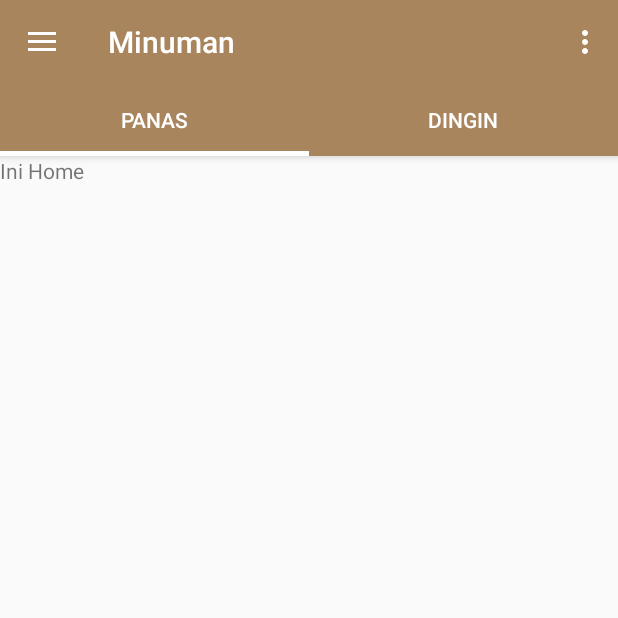
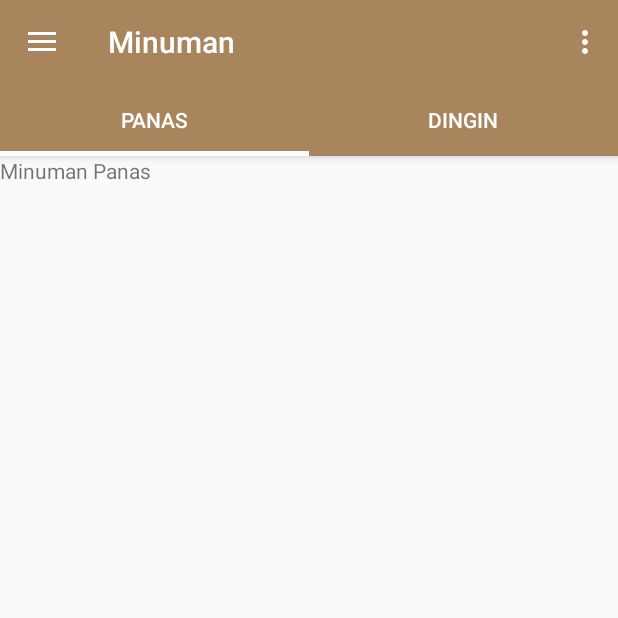
Before and after one commit to salsasavira/Javoods, an Android app: the screen it shows after launch (MainActivity), in the side drawer, after a tap on "Minuman", on a phone screen of 412 x 824 dp, the top half of it. Run offline under Robolectric (Android 15) with nearby library versions, the phone set to English and light mode, and no system bars.

Commit message:
+Fragment for Minuman panas and dingin

```diff
--- /dev/null
+++ b/app/src/main/java/javoods/xirpl32425263034/project2/smktelkom_mlg/sch/id/javoods/Fragment/mDinginFragment.java
@@ -0,0 +1,30 @@
+package javoods.xirpl32425263034.project2.smktelkom_mlg.sch.id.javoods.Fragment;
+
+
+import android.os.Bundle;
+import android.support.v4.app.Fragment;
+import android.view.LayoutInflater;
+import android.view.View;
+import android.view.ViewGroup;
+
+import javoods.xirpl32425263034.project2.smktelkom_mlg.sch.id.javoods.R;
+
+/**
+ * A simple {@link Fragment} subclass.
+ */
+public class mDinginFragment extends Fragment {
+
+
+    public mDinginFragment() {
+        // Required empty public constructor
+    }
+
+
+    @Override
+    public View onCreateView(LayoutInflater inflater, ViewGroup container,
+                             Bundle savedInstanceState) {
+        // Inflate the layout for this fragment
+        return inflater.inflate(R.layout.fragment_m_dingin, container, false);
+    }
+
+}
--- /dev/null
+++ b/app/src/main/java/javoods/xirpl32425263034/project2/smktelkom_mlg/sch/id/javoods/Fragment/mPanasFragment.java
@@ -0,0 +1,30 @@
+package javoods.xirpl32425263034.project2.smktelkom_mlg.sch.id.javoods.Fragment;
+
+
+import android.os.Bundle;
+import android.support.v4.app.Fragment;
+import android.view.LayoutInflater;
+import android.view.View;
+import android.view.ViewGroup;
+
+import javoods.xirpl32425263034.project2.smktelkom_mlg.sch.id.javoods.R;
+
+/**
+ * A simple {@link Fragment} subclass.
+ */
+public class mPanasFragment extends Fragment {
+
+
+    public mPanasFragment() {
+        // Required empty public constructor
+    }
+
+
+    @Override
+    public View onCreateView(LayoutInflater inflater, ViewGroup container,
+                             Bundle savedInstanceState) {
+        // Inflate the layout for this fragment
+        return inflater.inflate(R.layout.fragment_m_panas, container, false);
+    }
+
+}
--- a/app/src/main/java/javoods/xirpl32425263034/project2/smktelkom_mlg/sch/id/javoods/FragmentAdapter.java
+++ b/app/src/main/java/javoods/xirpl32425263034/project2/smktelkom_mlg/sch/id/javoods/FragmentAdapter.java
@@ -4,14 +4,16 @@ import android.support.v4.app.Fragment;
 import android.support.v4.app.FragmentManager;
 import android.support.v4.app.FragmentPagerAdapter;
 
-import javoods.xirpl32425263034.project2.smktelkom_mlg.sch.id.javoods.Fragment.CemilanFragment;
-import javoods.xirpl32425263034.project2.smktelkom_mlg.sch.id.javoods.Fragment.MakananFragment;
+import javoods.xirpl32425263034.project2.smktelkom_mlg.sch.id.javoods.Fragment.mDinginFragment;
+import javoods.xirpl32425263034.project2.smktelkom_mlg.sch.id.javoods.Fragment.mPanasFragment;
 
 /**
  * Created by WINDOWS 8.1 on 16/3/2017.
  */
 
 class FragmentAdapter extends FragmentPagerAdapter {
+
+
     public FragmentAdapter(FragmentManager fm) {
         super(fm);
 
@@ -21,9 +23,9 @@ class FragmentAdapter extends FragmentPagerAdapter {
     public Fragment getItem(int position) {
         switch (position) {
             case 0:
-                return new MakananFragment();
+                return new mPanasFragment();
             case 1:
-                return new CemilanFragment();
+                return new mDinginFragment();
         }
         return null;
 
--- a/app/src/main/java/javoods/xirpl32425263034/project2/smktelkom_mlg/sch/id/javoods/MainActivity.java
+++ b/app/src/main/java/javoods/xirpl32425263034/project2/smktelkom_mlg/sch/id/javoods/MainActivity.java
@@ -27,6 +27,7 @@ public class MainActivity extends AppCompatActivity
         implements NavigationView.OnNavigationItemSelectedListener {
     ViewPager vp_pages;
     TabLayout tbl_pages;
+    PagerAdapter pagerAdapter;
     @Override
     protected void onCreate(Bundle savedInstanceState) {
         super.onCreate(savedInstanceState);
@@ -34,8 +35,9 @@ public class MainActivity extends AppCompatActivity
         Toolbar toolbar = (Toolbar) findViewById(R.id.toolbar);
         setSupportActionBar(toolbar);
 
+
         vp_pages = (ViewPager) findViewById(R.id.vp_pages);
-        PagerAdapter pagerAdapter = new FragmentAdapter(getSupportFragmentManager());
+        pagerAdapter = new FragmentAdapter(getSupportFragmentManager());
         vp_pages.setAdapter(pagerAdapter);
 
         tbl_pages = (TabLayout) findViewById(R.id.tbl_pages);
--- /dev/null
+++ b/app/src/main/res/layout/fragment_m_dingin.xml
@@ -0,0 +1,13 @@
+<FrameLayout xmlns:android="http://schemas.android.com/apk/res/android"
+    xmlns:tools="http://schemas.android.com/tools"
+    android:layout_width="match_parent"
+    android:layout_height="match_parent"
+    tools:context="javoods.xirpl32425263034.project2.smktelkom_mlg.sch.id.javoods.Fragment.mDinginFragment">
+
+    <!-- TODO: Update blank fragment layout -->
+    <TextView
+        android:layout_width="match_parent"
+        android:layout_height="match_parent"
+        android:text="Minuman Dingin" />
+
+</FrameLayout>
--- /dev/null
+++ b/app/src/main/res/layout/fragment_m_panas.xml
@@ -0,0 +1,13 @@
+<FrameLayout xmlns:android="http://schemas.android.com/apk/res/android"
+    xmlns:tools="http://schemas.android.com/tools"
+    android:layout_width="match_parent"
+    android:layout_height="match_parent"
+    tools:context="javoods.xirpl32425263034.project2.smktelkom_mlg.sch.id.javoods.Fragment.mPanasFragment">
+
+    <!-- TODO: Update blank fragment layout -->
+    <TextView
+        android:layout_width="match_parent"
+        android:layout_height="match_parent"
+        android:text="Minuman Panas" />
+
+</FrameLayout>
```
